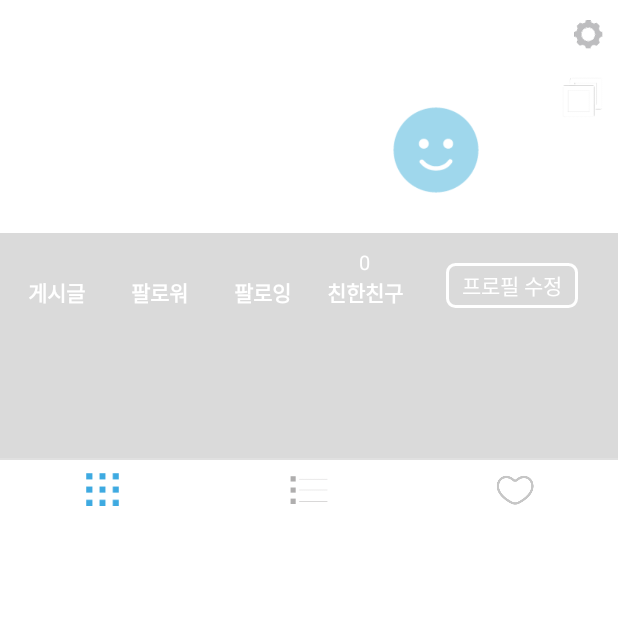
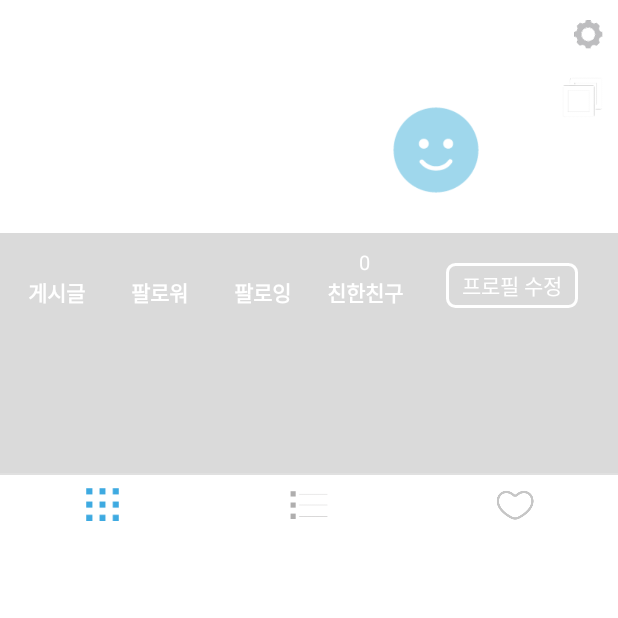
Before and after one commit to sunghyunpark/Latte, an Android app: the fragment Fragment_MyPage shown on its own in the app's theme, on a phone screen of 412 x 824 dp, the top half of it. Run offline under Robolectric (Android 15) with nearby library versions, the phone set to English and light mode, and no system bars; libraries missing offline, so code that uses them is left out: jp.wasabeef.glide; pictures from the network do not load; 4 statements that could not run were skipped.

Commit message:
개인공간 소개글 높이 270으로 변경

```diff
--- a/app/src/main/res/layout/fragment_mypage.xml
+++ b/app/src/main/res/layout/fragment_mypage.xml
@@ -50,7 +50,7 @@
             <!--상단 정보 레이아웃-->
             <RelativeLayout
                 android:layout_width="match_parent"
-                android:layout_height="260dp">
+                android:layout_height="270dp">
                 <ImageView
                     android:id="@+id/background_img"
                     android:layout_width="match_parent"
```
